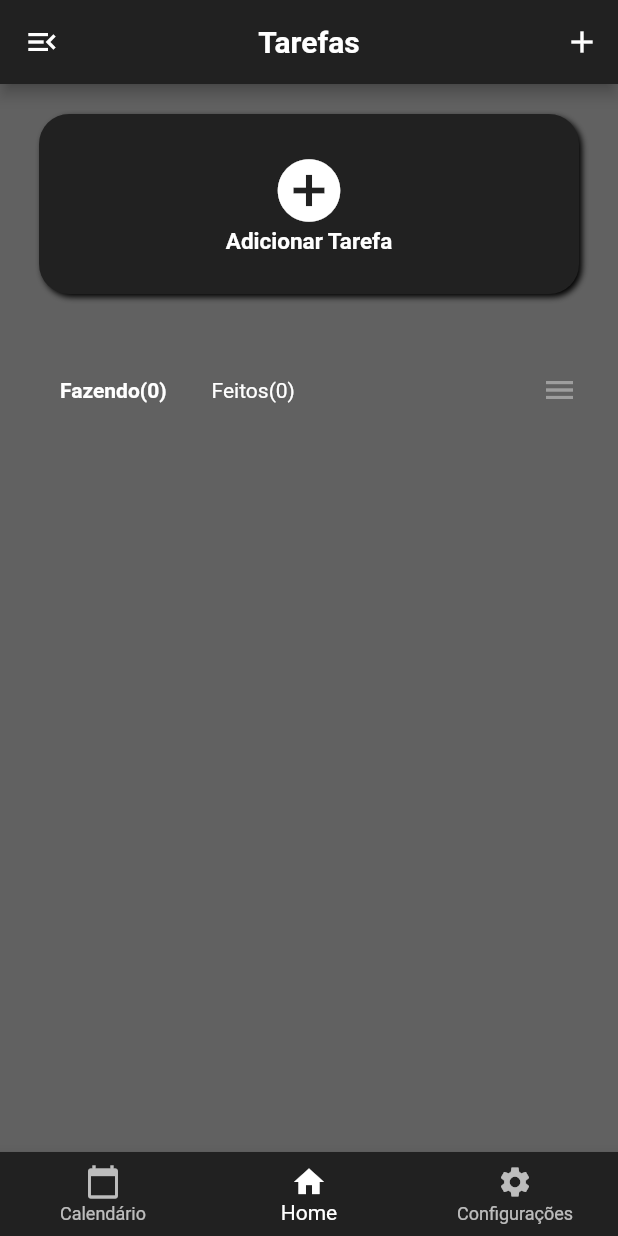
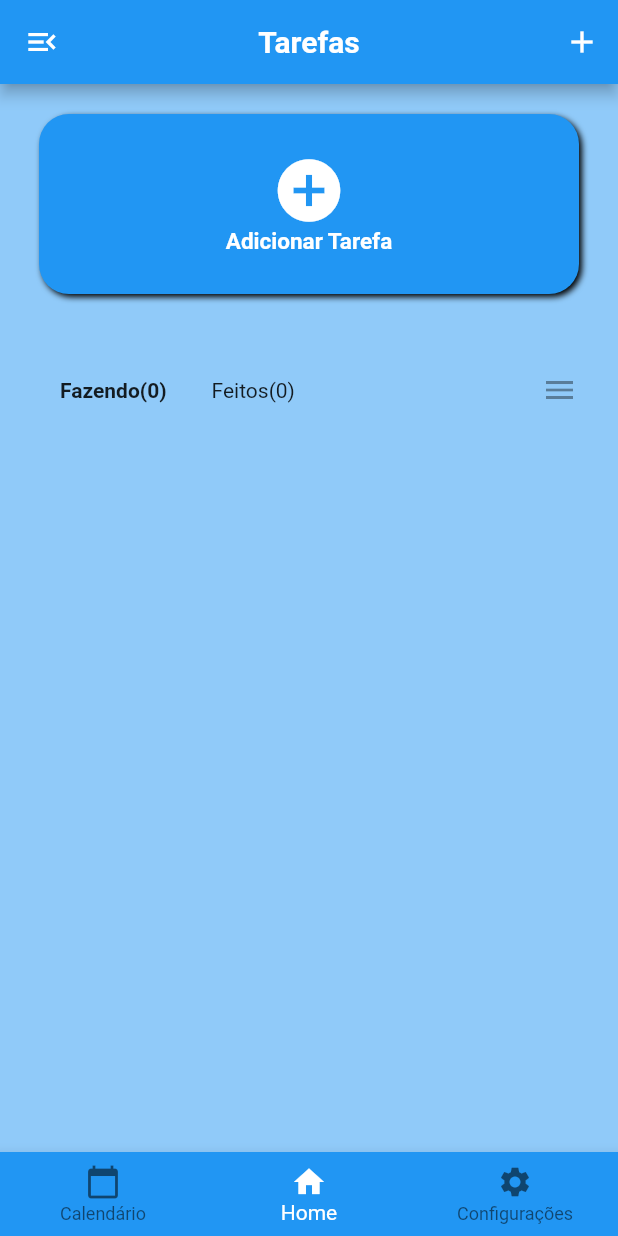
Before and after one commit to Rafarache/TaskManagerApp, a Flutter app: the screen it shows after launch, on a phone screen of 412 x 824 dp. Run offline on Flutter 3.47's test engine with Material 2 defaults, Android fonts, the phone set to English and light mode, and no system bars; our stand-ins replace community_material_icon, get, shared_preferences, sqflite, table_calendar; missing offline and left inert: icofont_flutter; accounts and stored records are empty.

Commit message:
ChangeTheme removed

```diff
--- a/lib/View/SettingsPage/settingsPage.dart
+++ b/lib/View/SettingsPage/settingsPage.dart
@@ -58,7 +58,6 @@ class _SettingsPageState extends State<SettingsPage> {
 
   @override
   Widget build(BuildContext context) {
-    ThemeChanger _themeChanger = Provider.of<ThemeChanger>(context);
     return Scaffold(
       backgroundColor: Theme.of(context).backgroundColor,
       appBar: AppBar(
@@ -152,7 +151,6 @@ class _SettingsPageState extends State<SettingsPage> {
                       mainAxisAlignment: MainAxisAlignment.spaceAround,
                       children: [
                         GestureDetector(
-                          onTap: () => _themeChanger.setTheme(_darkTheme),
                           child: Container(
                             color: Colors.transparent,
                             child: Row(
@@ -165,7 +163,6 @@ class _SettingsPageState extends State<SettingsPage> {
                           ),
                         ),
                         GestureDetector(
-                          onTap: () => _themeChanger.setTheme(_lightTheme),
                           child: Container(
                             color: Colors.transparent,
                             child: Row(
--- a/lib/main.dart
+++ b/lib/main.dart
@@ -35,17 +35,13 @@ class MyApp extends StatelessWidget {
   );
   @override
   Widget build(BuildContext context) {
-    return ChangeNotifierProvider<ThemeChanger>(
-      create: (_) => ThemeChanger(ThemeData.dark()),
-      child: MaterialAppWithTheme(),
-    );
+    return MaterialAppWithTheme();
   }
 }
 
 class MaterialAppWithTheme extends StatelessWidget {
   @override
   Widget build(BuildContext context) {
-    final theme = Provider.of<ThemeChanger>(context);
     return MaterialApp(
       localizationsDelegates: [
         GlobalMaterialLocalizations.delegate,
@@ -54,7 +50,6 @@ class MaterialAppWithTheme extends StatelessWidget {
       supportedLocales: [const Locale('pt', 'BR')],
       debugShowCheckedModeBanner: false,
       title: 'Task Manager App',
-      theme: theme.getTheme(),
       home: FirsPage(),
     );
   }
```
Also changed, not shown: lib/blocs/theme.dart (+34 -7 lines).
